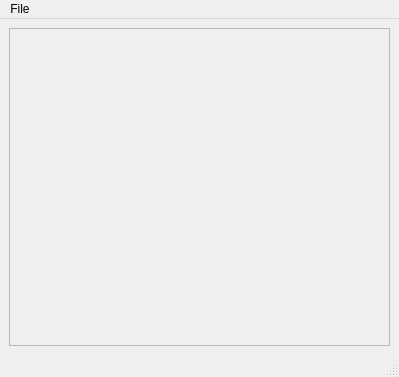
First picture: the form in RobWorkStudio/src/rws/propertyview/PropertyViewEditor.ui, repository onier/RobWork, before the edit.
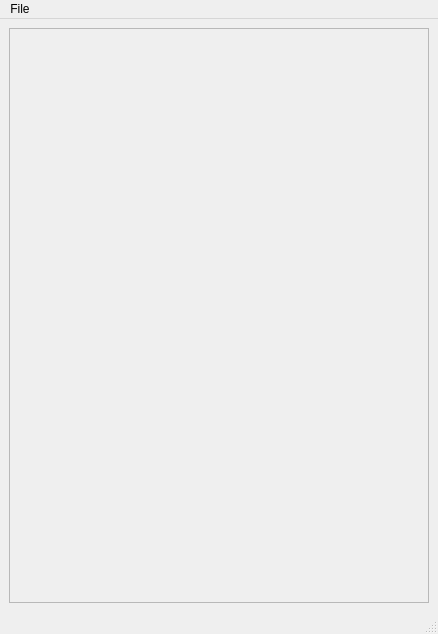
Second picture: the form after the edit. Icons and pictures are not drawn.

```diff
--- a/RobWorkStudio/src/rws/propertyview/PropertyViewEditor.ui
+++ b/RobWorkStudio/src/rws/propertyview/PropertyViewEditor.ui
@@ -6,8 +6,8 @@
    <rect>
     <x>0</x>
     <y>0</y>
-    <width>399</width>
-    <height>377</height>
+    <width>438</width>
+    <height>634</height>
    </rect>
   </property>
   <property name="windowTitle">
@@ -25,8 +25,8 @@
         <rect>
          <x>0</x>
          <y>0</y>
-         <width>379</width>
-         <height>316</height>
+         <width>418</width>
+         <height>565</height>
         </rect>
        </property>
       </widget>
@@ -40,8 +40,8 @@
     <rect>
      <x>0</x>
      <y>0</y>
-     <width>399</width>
-     <height>21</height>
+     <width>438</width>
+     <height>27</height>
     </rect>
    </property>
    <widget class="QMenu" name="menuFile">
```
